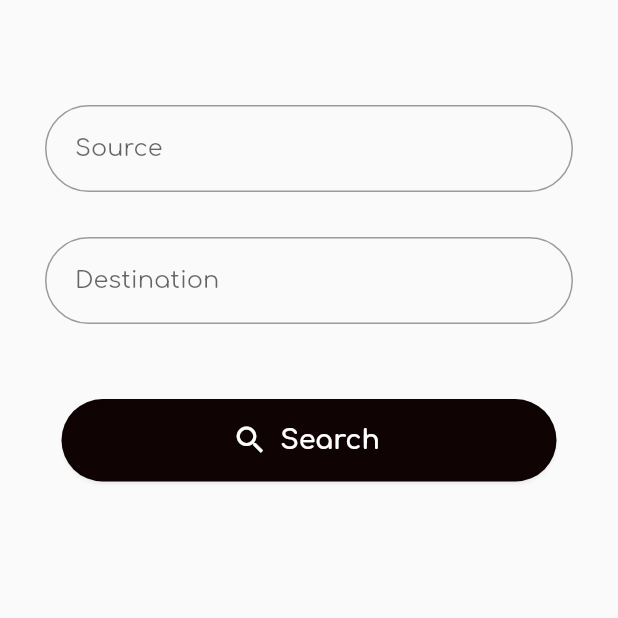
After one commit to S6Main/EV-Home-Gird, a Flutter app: the HomePage screen opened directly, after a tap on the "search" icon, on a phone screen of 412 x 824 dp, the top half of it. The commit adds this screen. Run offline on Flutter 3.47's test engine with Material 2 defaults, Android fonts, the phone set to English and light mode, and no system bars; our stand-ins replace carousel_slider, dio, font_awesome_flutter, google_fonts, google_maps_flutter, line_awesome_flutter and 1 more; missing offline and left inert: dart:ffi, flutter_animated_button, flutter_polyline_points.

Commit message:
search bar UI

```diff
--- a/lib/widgets/MapPointerBadge.dart
+++ b/lib/widgets/MapPointerBadge.dart
@@ -2,6 +2,7 @@
 import 'package:flutter/material.dart';
 import 'package:ev_homegrid/globals.dart';
 import '../navigation pages/main_page.dart';
+import 'SrcDestPg.dart';
 
 class MapPointerBadge extends StatelessWidget {
   bool isSelected = false;
@@ -72,10 +73,15 @@ class MapPointerBadge extends StatelessWidget {
               ],
             ),
           ),
-          Icon(
-            Icons.search_rounded,
+          IconButton(
+            icon: new Icon(Icons.search_rounded, size: 40),
             color: this.isSelected ? Colors.white : Globals.MAIN_COLOR,
-            size: 40,
+            onPressed: () {
+              Navigator.push(
+                context,
+                MaterialPageRoute(builder: (context) => SrcDestpg()),
+              );
+            },
           )
         ],
       ),
@@ -163,10 +169,7 @@ Widget _buildPopupDialog(BuildContext context) {
           ),
           InkWell(
             onTap: () {
-              showDialog(
-                context: context,
-                builder: (BuildContext context) => MainPage(),
-              );
+              Navigator.pop(context);
             },
             child: Container(
               padding: EdgeInsets.only(top: 20.0, bottom: 20.0),
--- /dev/null
+++ b/lib/widgets/SrcDestPg.dart
@@ -0,0 +1,86 @@
+// main.dart
+import 'package:flutter/material.dart';
+
+import '../navigation pages/main_page.dart';
+
+class SrcDestpg extends StatelessWidget {
+  const SrcDestpg({Key? key}) : super(key: key);
+  @override
+  Widget build(BuildContext context) {
+    return Scaffold(
+      body: Padding(
+        padding: const EdgeInsets.all(30),
+        child: Container(
+          child: Column(
+            children: <Widget>[
+              SizedBox(
+                height: 40.0,
+              ),
+              TextField(
+                decoration: InputDecoration(
+                    hintText: 'Source',
+                    contentPadding: const EdgeInsets.all(20),
+                    border: OutlineInputBorder(
+                        borderRadius: BorderRadius.circular(30))),
+                onChanged: (value) {
+                  // do something
+                },
+              ),
+              SizedBox(
+                height: 30.0,
+              ),
+              TextField(
+                decoration: InputDecoration(
+                    hintText: 'Destination',
+                    contentPadding: const EdgeInsets.all(20),
+                    border: OutlineInputBorder(
+                        borderRadius: BorderRadius.circular(30))),
+                onChanged: (value) {
+                  // do something
+                },
+              ),
+              SizedBox(
+                height: 50.0,
+              ),
+              SizedBox(
+                width: 330,
+                height: 55,
+                child: ElevatedButton.icon(
+                  icon: Icon(
+                    Icons.search,
+                    size: 24,
+                    color: Colors.white,
+                  ),
+                  label: Text(
+                    'Search',
+                    style: TextStyle(
+                        fontWeight: FontWeight.bold,
+                        fontSize: 18,
+                        color: Colors.white),
+                  ),
+                  style: ElevatedButton.styleFrom(
+                    primary: Color.fromARGB(255, 15, 3, 3),
+                    onPrimary: Color.fromARGB(255, 0, 0, 0),
+                    shadowColor: Color.fromARGB(68, 0, 0, 0),
+                    side: BorderSide(
+                        width: 1.5, color: Color.fromARGB(19, 0, 0, 0)),
+                    elevation: 1,
+                    shape: RoundedRectangleBorder(
+                        borderRadius: BorderRadius.circular(30)),
+                    minimumSize: Size(100, 40), //////// HERE
+                  ),
+                  onPressed: () {
+                    Navigator.push(
+                      context,
+                      MaterialPageRoute(builder: (context) => MainPage()),
+                    );
+                  },
+                ),
+              ),
+            ],
+          ),
+        ),
+      ),
+    );
+  }
+}
```
